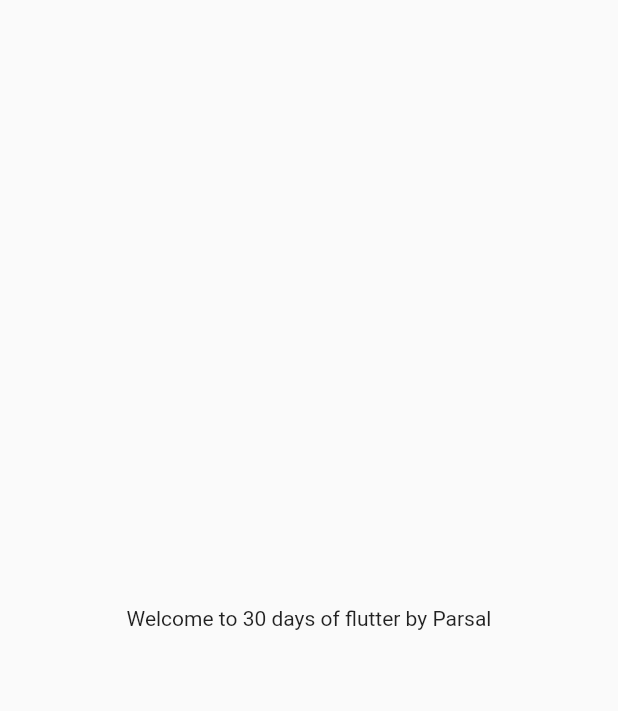
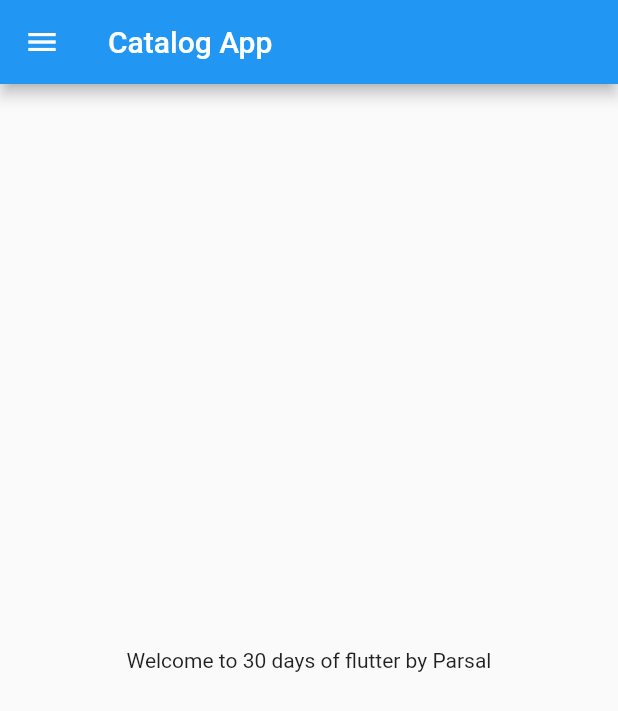
Before and after one commit to ParsalSilwal/30daysflutter, a Flutter app: the screen it shows after launch, on a phone screen of 412 x 824 dp. Shown: the top 711 px of the screen. Run offline on Flutter 3.47's test engine with Material 2 defaults, Android fonts, the light colour scheme and no system bars.

Commit message:
day2 completed

```diff
--- /dev/null
+++ b/lib/homepage.dart
@@ -0,0 +1,24 @@
+import 'package:flutter/material.dart';
+
+class HomePage extends StatelessWidget {
+   final days = 30;
+    final name = "Parsal";
+  const HomePage({super.key});
+
+  @override
+  Widget build(BuildContext context) {
+
+    return Scaffold(
+      appBar: AppBar(
+        title: Text("Catalog App"
+      ),
+      ),
+        body: Center(
+            child: Container(
+      child: Text("Welcome to $days days of flutter by $name"),
+    ),
+    ),
+    drawer: Drawer(),
+    );
+  }
+}
--- a/lib/main.dart
+++ b/lib/main.dart
@@ -1,4 +1,5 @@
 import 'package:flutter/material.dart';
+import 'package:magh3app/homepage.dart';
 
 void main() {
   runApp( MyApp());
@@ -8,18 +9,13 @@ class MyApp extends StatelessWidget {
 
   @override
   Widget build(BuildContext context) {
-
-    var days = "30";
+    // var can take any value string int double anything
+    // num take float double int all number
+    var days = 30;
     var name = "Parsal";
     return MaterialApp(
       debugShowCheckedModeBanner: false,
-      home:Material(
-        child:Center(
-          child:Container(
-            child: Text("Welcome to $days days of flutter by $name"),
-          )
-        )
-      )
+      home:HomePage()
     );
   }
 }
```
